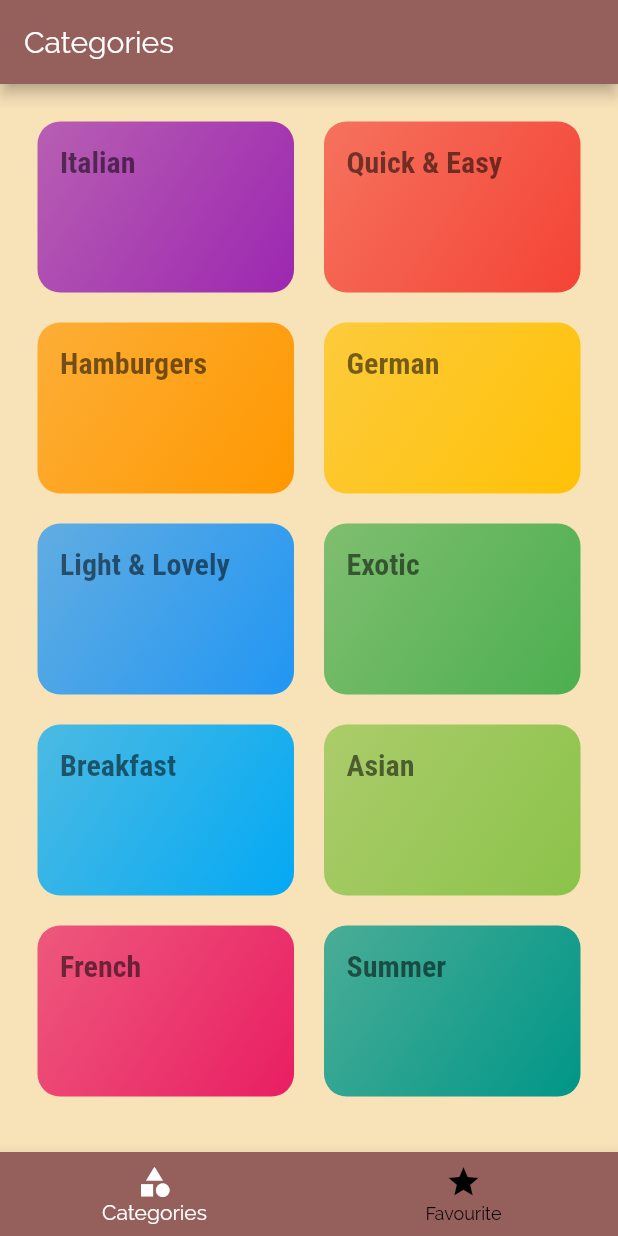
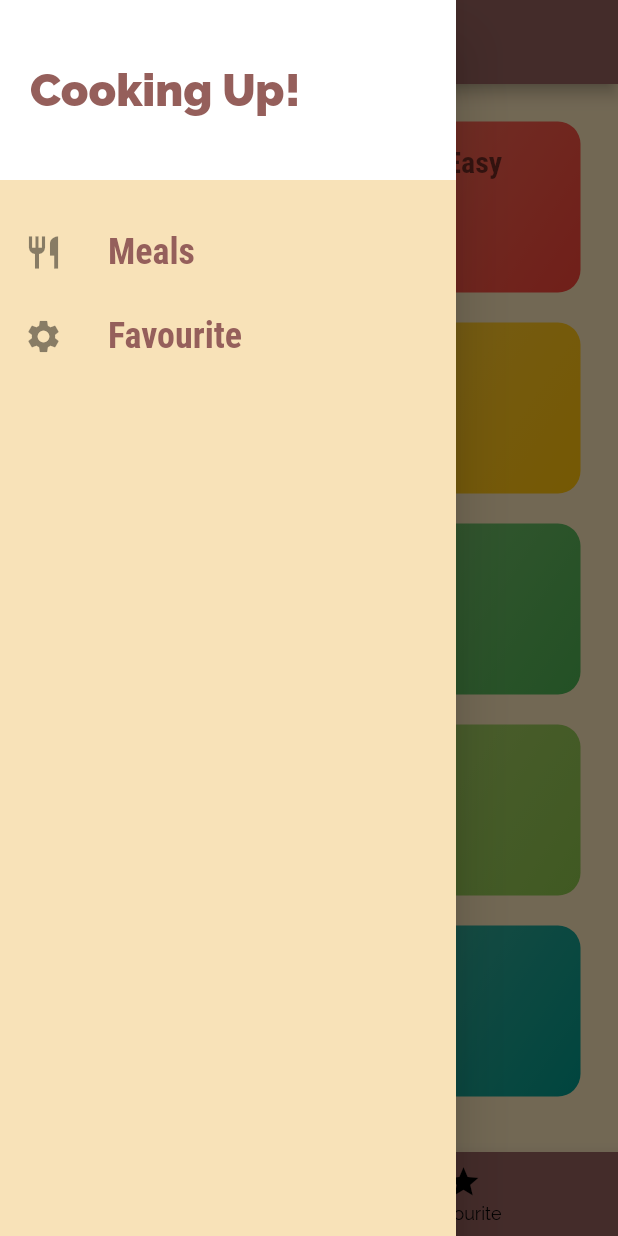
Before and after one commit to VishnuPothan/Recipe-Flutter-App, a Flutter app: the screen it shows after launch, with the side drawer open (before the commit the screen has no drawer), on a phone screen of 412 x 824 dp. Run offline on Flutter 3.47's test engine with Material 2 defaults, Android fonts, the phone set to English and light mode, and no system bars.

Commit message:
Filter and drawer added

```diff
--- a/lib/main.dart
+++ b/lib/main.dart
@@ -1,6 +1,7 @@
 import 'dart:ui';
 
 import 'package:flutter/material.dart';
+import './screen/filtersScreen.dart';
 import './screen/mealDetailsScreen.dart';
 import './screen/categoryMealsScreen.dart';
 import './screen/tabsScreen.dart';
@@ -51,6 +52,7 @@ class MyApp extends StatelessWidget {
         '/': (ctx) => TabsScreen(),
         CategoryMealsScreen.routeName: (ctx) => CategoryMealsScreen(),
         MealDetailsScreen.routeName: (ctx) => MealDetailsScreen(),
+        FiltersScreen.routeName: (ctx) => FiltersScreen(),
       },
       /*onGenerateRoute: (settings){
         print(settings.arguments);
--- /dev/null
+++ b/lib/screen/filtersScreen.dart
@@ -0,0 +1,9 @@
+import 'package:flutter/material.dart';
+
+class FiltersScreen extends StatelessWidget {
+  static const routeName = '/filters';
+  @override
+  Widget build(BuildContext context) {
+    return Scaffold(body: Center(child: Text('Filters'),));
+  }
+}
--- a/lib/screen/tabsScreen.dart
+++ b/lib/screen/tabsScreen.dart
@@ -1,4 +1,5 @@
 import 'package:flutter/material.dart';
+import '../widgets/mainDrawer.dart';
 import './favouriteScreen.dart';
 import './categoriesScreen.dart';
 
@@ -9,10 +10,16 @@ class TabsScreen extends StatefulWidget {
 
 class _TabsScreenState extends State<TabsScreen> {
   final List<Map<String, Object>> _pages = [
-    {'page': CategoriesScreen(),'title': 'Categories',},
-    {'page': FavouriteScreen(),'title':'Favourite',}
+    {
+      'page': CategoriesScreen(),
+      'title': 'Categories',
+    },
+    {
+      'page': FavouriteScreen(),
+      'title': 'Favourite',
+    }
   ];
-  int _selectedPageIndex = 0 ;
+  int _selectedPageIndex = 0;
 
   void _selectPage(int index) {
     setState(() {
@@ -26,7 +33,7 @@ class _TabsScreenState extends State<TabsScreen> {
       appBar: AppBar(
         title: Text(_pages[_selectedPageIndex]['title']),
       ),
-      drawer: null,
+      drawer: MainDrawer(),
       body: _pages[_selectedPageIndex]['page'],
       bottomNavigationBar: BottomNavigationBar(
         onTap: _selectPage,
--- a/lib/widgets/mainDrawer.dart
+++ b/lib/widgets/mainDrawer.dart
@@ -0,0 +1,57 @@
+import 'package:flutter/material.dart';
+
+import '../screen/filtersScreen.dart';
+
+class MainDrawer extends StatelessWidget {
+  Widget buildListTile(String title, IconData icon, Function tapHandler) {
+    return ListTile(
+      onTap: tapHandler,
+      leading: Icon(
+        icon,
+        size: 26,
+      ),
+      title: Text(
+        title,
+        style: TextStyle(
+          fontSize: 24,
+          fontFamily: 'RobotoCondensed',
+          fontWeight: FontWeight.bold,
+        ),
+      ),
+    );
+  }
+
+  @override
+  Widget build(BuildContext context) {
+    return Drawer(
+      child: Column(
+        children: [
+          Container(
+            height: 120,
+            width: double.infinity,
+            padding: EdgeInsets.all(20),
+            alignment: Alignment.centerLeft,
+            color: Theme.of(context).accentColor,
+            child: Text(
+              'Cooking Up!',
+              style: TextStyle(
+                fontWeight: FontWeight.w900,
+                fontSize: 30,
+                color: Theme.of(context).primaryColor,
+              ),
+            ),
+          ),
+          SizedBox(
+            height: 20,
+          ),
+          buildListTile('Meals', Icons.restaurant, (){
+            Navigator.of(context).pushNamed('/');
+          }),
+          buildListTile('Favourite', Icons.settings, (){
+            Navigator.of(context).pushNamed(FiltersScreen.routeName);
+          }),
+        ],
+      ),
+    );
+  }
+}
```
